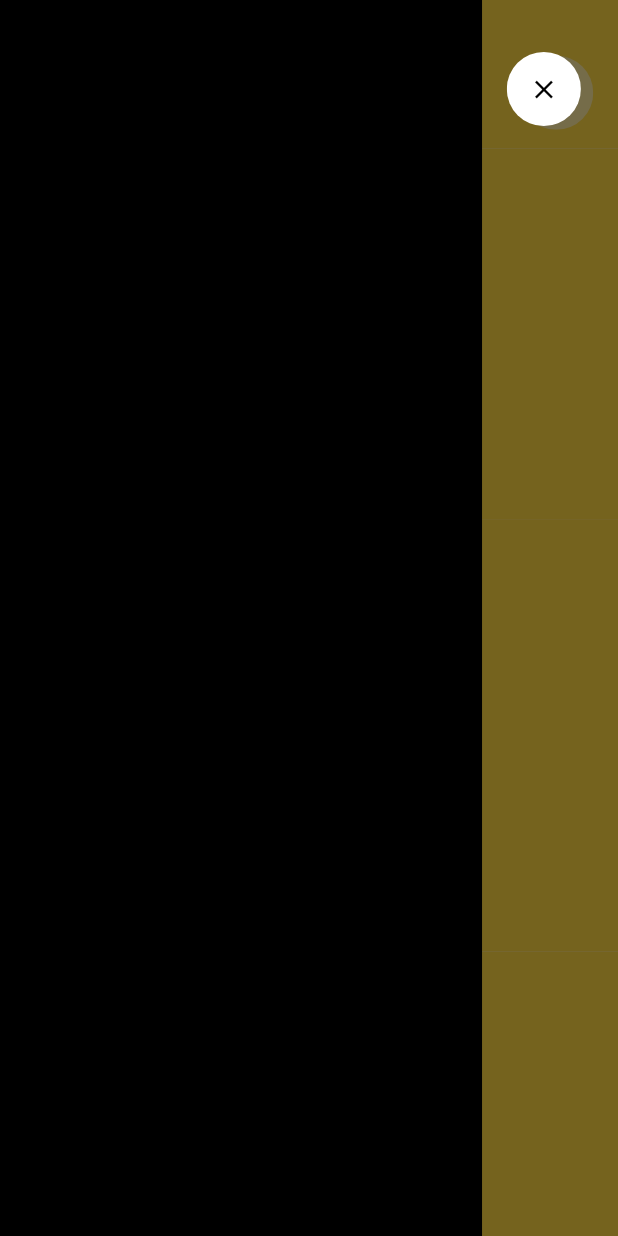
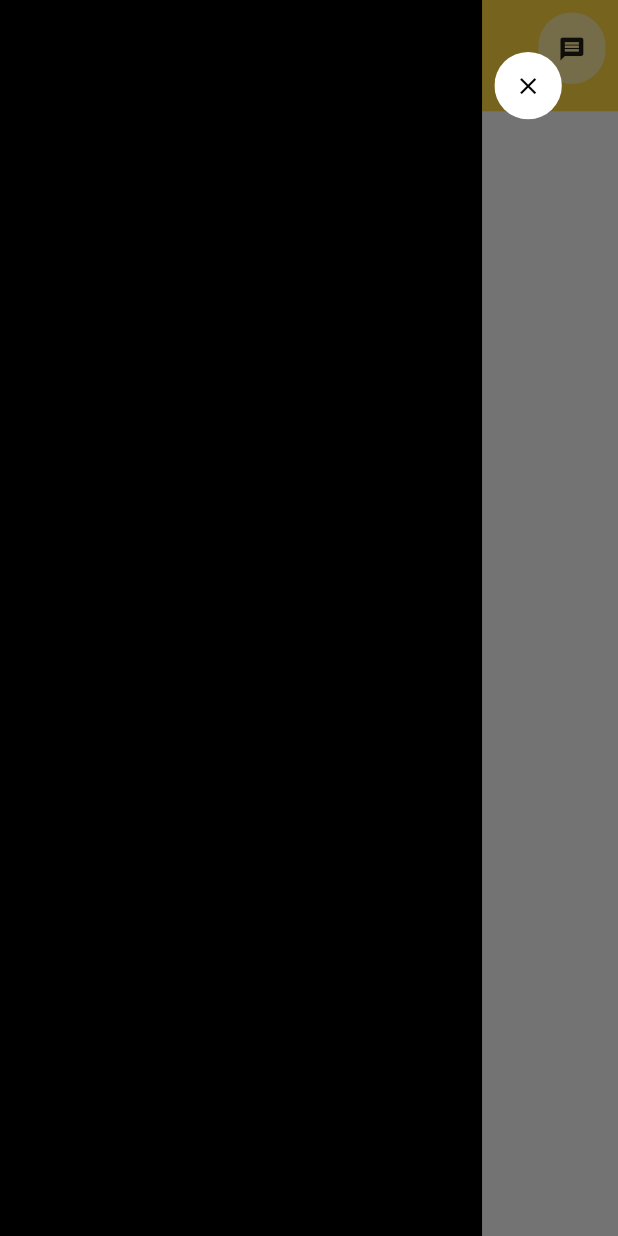
Before and after one commit to NaagAlgates/combank_ui_challenge, a Flutter app: the screen it shows after launch, after a tap on the "dehaze" icon, on a phone screen of 412 x 824 dp. Run offline on Flutter 3.47's test engine with Material 2 defaults, Android fonts, the phone set to English and light mode, and no system bars.

Commit message:
Included slivers instead of hardcoded appbars

```diff
--- a/lib/main.dart
+++ b/lib/main.dart
@@ -4,7 +4,7 @@ import 'package:combank_ui_challenge/view/custom_drawer_menu.dart';
 import 'package:flutter/material.dart';
 
 import 'helpers/themes.dart';
-import 'view/custom_menu_view.dart';
+import 'view/custom_button_menu_view.dart';
 
 void main() => runApp(MyApp());
 
@@ -59,16 +59,35 @@ class _HomePageState extends State<HomePage> with TickerProviderStateMixin {
       child: Scaffold(
         key: _scaffoldKey,
         drawer: CustomDrawer(),
-        /*appBar: PreferredSize(
-            preferredSize: Size.fromHeight(MediaQuery.of(context).size.height*0.1),
-            child: AppBar(
-              elevation: 0.0,
-              backgroundColor:comBankThemeData.primaryColor,
-              leading: Container(),
-              flexibleSpace:
-            ),
-        ),*/
-        body: SingleChildScrollView(
+        body: CustomScrollView(
+          slivers: <Widget>[
+            SliverAppBar(
+              leading: InkWell(
+                child: MenuButton(
+                  showText: false,
+                  icon: Icons.dehaze,
+                  paddingLeft: true,
+                  paddingRight: false,
+                  paddingTop: false,
+                ),
+                onTap: (){
+                  _scaffoldKey.currentState.openDrawer();
+                },
+              ),
+              actions: <Widget>[
+                MenuButton(
+                  showText: true,
+                  icon: Icons.message,
+                  paddingLeft: false,
+                  paddingRight: true,
+                  paddingTop: false,
+                )
+              ],
+              expandedHeight: _height*0.09,
+            )
+          ],
+        ),
+        /*body: SingleChildScrollView(
           child: Container(
             width: _width,
             height: _height,
@@ -138,7 +157,7 @@ class _HomePageState extends State<HomePage> with TickerProviderStateMixin {
               ],
             ),
           ),
-        ),
+        ),*/
       ),
     );
   }
--- a/lib/view/custom_menu_view.dart
+++ b/lib/view/custom_button_menu_view.dart
@@ -1,14 +1,14 @@
 import 'package:combank_ui_challenge/helpers/themes.dart';
 import 'package:flutter/material.dart';
 
-class CustomMenu extends StatefulWidget {
+class MenuButton extends StatefulWidget {
   var icon;
   var iconColor;
   var backgroundColor;
   var paddingRight = false, paddingLeft = false, paddingTop, showText;
   var _textVisibility = false;
 
-  CustomMenu(
+  MenuButton(
       {Key key,
       @required this.icon,
       this.iconColor,
@@ -23,10 +23,10 @@ class CustomMenu extends StatefulWidget {
             paddingTop != null);
 
   @override
-  _CustomMenuState createState() => _CustomMenuState();
+  _MenuButtonState createState() => _MenuButtonState();
 }
 
-class _CustomMenuState extends State<CustomMenu> {
+class _MenuButtonState extends State<MenuButton> {
   @override
   void initState() {
     super.initState();
@@ -49,16 +49,16 @@ class _CustomMenuState extends State<CustomMenu> {
     return Padding(
       padding: EdgeInsets.only(
           top: widget.paddingTop ? _height * 0.042 : _height * 0.01,
-          right: widget.paddingRight ? _height * 0.02 : 0.0,
-          left: widget.paddingLeft ? _height * 0.02 : 0.0),
+          right: widget.paddingRight ? _height * 0.01 : 0.0,
+          left: widget.paddingLeft ? _height * 0.01 : 0.0),
       child: ClipRRect(
         borderRadius: BorderRadius.circular(_height),
         child: AnimatedContainer(
           duration: Duration(milliseconds: 200),
-          height: _height * .06,
+          height: 45.0,
           width: widget.showText && widget._textVisibility
               ? _height * 0.1
-              : _height * .06,
+              : 45.0,
           color: widget.backgroundColor == null
               ? comBankThemeData.accentColor
               : widget.backgroundColor,
@@ -70,7 +70,7 @@ class _CustomMenuState extends State<CustomMenu> {
               children: <Widget>[
                 Icon(
                   widget.icon,
-                  size: _height * 0.025,
+                  size: _height * 0.0225,
                   color: widget.iconColor == null
                       ? Colors.black87
                       : widget.iconColor,
@@ -84,7 +84,7 @@ class _CustomMenuState extends State<CustomMenu> {
                     child: Text(
                       widget.showText && widget._textVisibility ? "Hi" : "",
                       style: TextStyle(
-                          color: Colors.black, fontSize: _height * 0.021),
+                          color: Colors.black, fontSize: _height * 0.020),
                     ),
                   ),
                 )
--- a/lib/view/custom_drawer_menu.dart
+++ b/lib/view/custom_drawer_menu.dart
@@ -1,6 +1,6 @@
 import 'package:flutter/material.dart';
 
-import 'custom_menu_view.dart';
+import 'custom_button_menu_view.dart';
 
 class CustomDrawer extends StatefulWidget {
   CustomDrawer({Key key}) : super(key: key);
@@ -43,7 +43,7 @@ class _CustomDrawerState extends State<CustomDrawer>
         Visibility(
           visible: _viewVisibility,
           child: InkWell(
-            child: CustomMenu(
+            child: MenuButton(
               showText: false,
               icon: Icons.close,
               backgroundColor: Colors.white,
```
